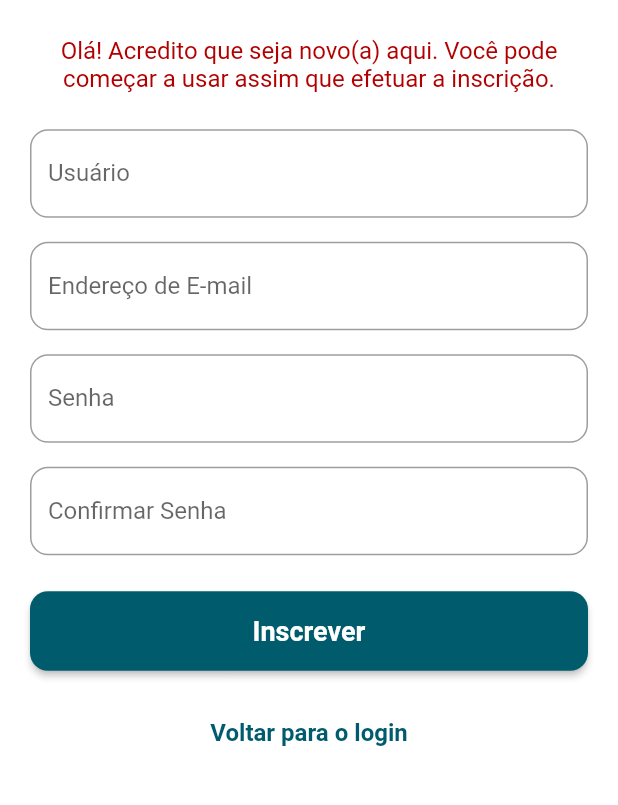
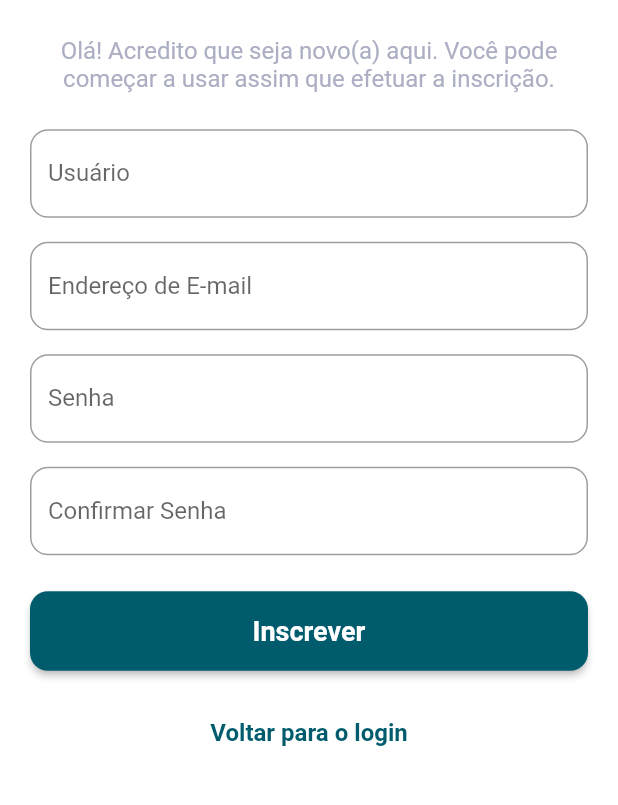
Before and after one commit to CaHaubt/AquaFatec, a Flutter app: the CadastroScreen screen opened by its route, on a phone screen of 412 x 824 dp, the part 257-1062 px from its top. Run offline on Flutter 3.47's test engine with Material 2 defaults, Android fonts, the phone set to English and light mode, and no system bars.

```diff
--- a/lib/screens/register.dart
+++ b/lib/screens/register.dart
@@ -26,7 +26,7 @@ class CadastroScreen extends StatelessWidget {
               'Olá! Acredito que seja novo(a) aqui. Você pode começar a usar assim que efetuar a inscrição.',
               style: TextStyle(
                 fontSize: 16.0, // Aumentei o tamanho da fonte
-                color: MyColors.color2,
+                color: MyColors.color1,
               ),
               textAlign: TextAlign.center, // Centralizei o texto
             ),
```
